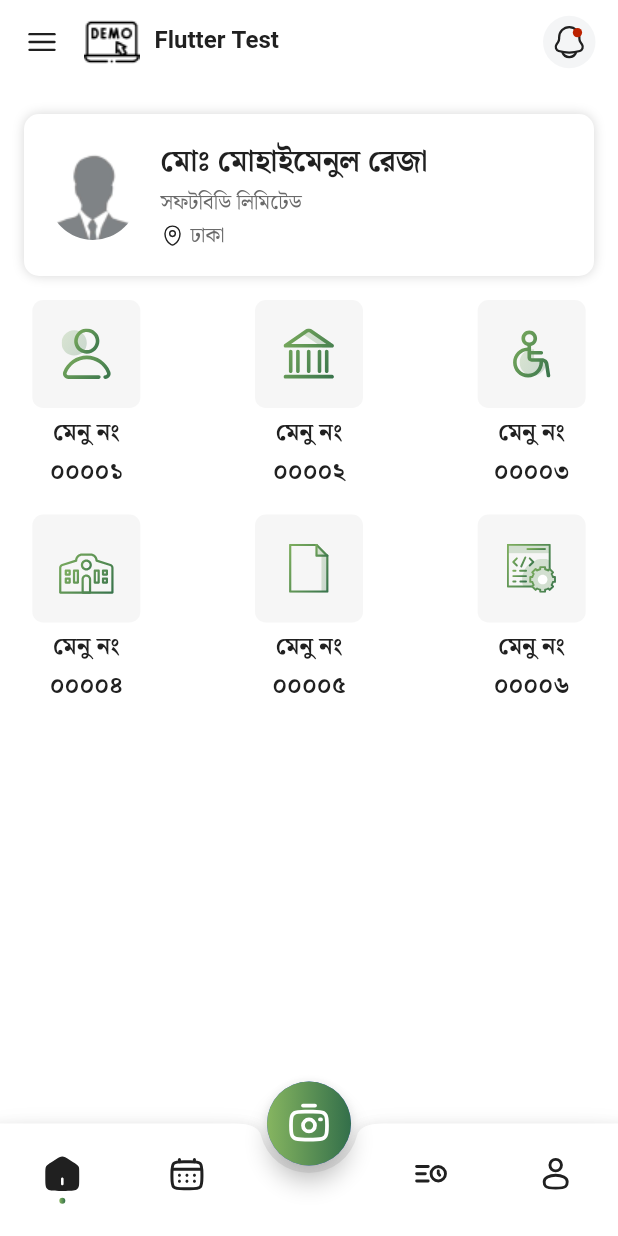
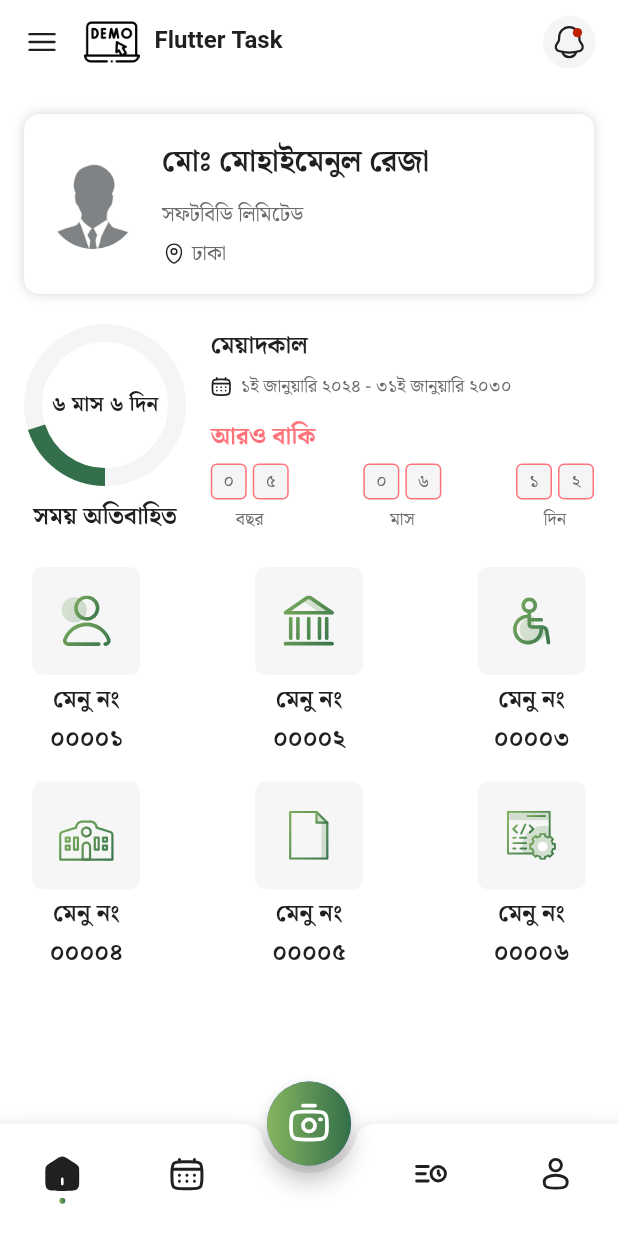
Before and after one commit to rifathossain82/timeline-manager, a Flutter app: the screen it shows after launch, on a phone screen of 412 x 824 dp. Run offline on Flutter 3.47's test engine with Material 3 defaults, Android fonts, the phone set to English and light mode, and no system bars; our stand-ins replace cached_network_image, connectivity_plus, flutter_svg, get, google_fonts, logger and 1 more; project files that could hold a hidden picture were left out.

Commit message:
add time duration in home ui (#3)
* add time duration widget

* make separated home ui

```diff
--- a/lib/src/core/utils/color.dart
+++ b/lib/src/core/utils/color.dart
@@ -12,16 +12,18 @@ const Color warningColor = Colors.orange;
 
 const Color kWhite = Colors.white;
 const Color kRed = Colors.red;
+const Color kRedLight = Color(0xFFFF737A);
 const Color kBlack = Colors.black;
 const Color kBlackLight = Color(0xFF202020);
 const Color kGrey = Color(0xFF9EA1B6);
 const Color kGreyLight = Color(0xFFF4F5F6);
 const Color kGreyTextColor = Color(0xFF6A6A6A);
 
+const Color greyCardColor = Color(0xFFF5F5F5);
 const Color menuBackgroundColor = Color(0xFFF6F6F6);
 const Color kDividerColor = Color(0xFFE8ECF2);
-const Color kShimmerBaseColor = Color(0xFFE0E0E0); // Equivalent to Colors.grey.shade300
-const Color kShimmerHighlightColor = Color(0xFFF5F5F5); // Equivalent to Colors.grey.shade100
+const Color kShimmerBaseColor = Color(0xFFE0E0E0);
+const Color kShimmerHighlightColor = Color(0xFFF5F5F5);
 
 const Map<int, Color> materialColor = {
   50: Color.fromRGBO(62,96,219, .1),
--- /dev/null
+++ b/lib/src/features/home/view/widgets/circular_chart_painter.dart
@@ -0,0 +1,58 @@
+import 'package:flutter/material.dart';
+import 'dart:math';
+
+class CircularChartPainter extends CustomPainter {
+  final double percentage;
+  final List<Color> gradientColors;
+  final Color backgroundColor;
+  final double strokeWidth;
+
+  CircularChartPainter({
+    required this.percentage,
+    required this.gradientColors,
+    required this.backgroundColor,
+    this.strokeWidth = 12.0,
+  });
+
+  @override
+  void paint(Canvas canvas, Size size) {
+    final paint = Paint()
+      ..style = PaintingStyle.stroke
+      ..strokeWidth = strokeWidth;
+
+    final center = Offset(size.width / 2, size.height / 2);
+    final radius = min(size.width / 2, size.height / 2) - paint.strokeWidth / 2;
+
+    const startAngle = pi / 2;
+    final sweepAngle = 2 * pi * (percentage / 100);
+
+    /// To draw the background arc
+    paint.color = backgroundColor;
+    paint.shader = null;
+    canvas.drawArc(Rect.fromCircle(center: center, radius: radius), 0, 2 * pi, false, paint);
+
+    /// To draw the gradient arc
+    final rect = Rect.fromCircle(center: center, radius: radius);
+    paint.shader = SweepGradient(
+      startAngle: startAngle,
+      endAngle: startAngle + sweepAngle,
+      colors: gradientColors,
+      stops: const [0.0, 1.0],
+      transform: const GradientRotation(startAngle),
+    ).createShader(rect);
+
+    canvas.drawArc(rect, startAngle, sweepAngle, false, paint);
+
+    final innerCirclePaint = Paint()
+      ..color = Colors.white
+      ..style = PaintingStyle.fill;
+
+    final innerCircleRadius = radius * 0.7;
+    canvas.drawCircle(center, innerCircleRadius, innerCirclePaint);
+  }
+
+  @override
+  bool shouldRepaint(covariant CustomPainter oldDelegate) {
+    return true;
+  }
+}
--- a/lib/src/features/home/view/widgets/home_app_bar.dart
+++ b/lib/src/features/home/view/widgets/home_app_bar.dart
@@ -31,7 +31,7 @@ class HomeAppBar extends StatelessWidget implements PreferredSizeWidget {
           const SizedBox(width: 10),
           Expanded(
             child: Text(
-              "Flutter Test",
+              "Flutter Task",
               textAlign: TextAlign.start,
               style: context.appTextTheme.bodyLarge?.copyWith(
                 color: kBlackLight,
--- a/lib/src/features/home/view/widgets/home_page_body.dart
+++ b/lib/src/features/home/view/widgets/home_page_body.dart
@@ -1,152 +1,26 @@
 import 'package:flutter/material.dart';
-import 'package:flutter_svg/flutter_svg.dart';
-import 'package:timeline_manager/src/core/extensions/build_context_extension.dart';
-import 'package:timeline_manager/src/core/extensions/text_style_extension.dart';
-import 'package:timeline_manager/src/core/utils/asset_path.dart';
-import 'package:timeline_manager/src/core/utils/color.dart';
-import 'package:timeline_manager/src/core/utils/layout_constants.dart';
-import 'package:timeline_manager/src/core/widgets/grid_view_widget_builder.dart';
-import 'package:timeline_manager/src/features/home/model/menu_item_model.dart';
+import 'package:timeline_manager/src/features/home/view/widgets/menu_items_widget.dart';
+import 'package:timeline_manager/src/features/home/view/widgets/time_duration_widget.dart';
+import 'package:timeline_manager/src/features/home/view/widgets/user_card_widget.dart';
 
 class HomepageBody extends StatelessWidget {
   const HomepageBody({super.key});
 
   @override
   Widget build(BuildContext context) {
-    return const Padding(
-      padding: EdgeInsets.all(16),
-      child: Column(
-        children: [
-          _UserCardWidget(),
-          SizedBox(height: 16),
-          _MenuItemsWidget(),
-        ],
+    return const SingleChildScrollView(
+      child: Padding(
+        padding: EdgeInsets.all(16),
+        child: Column(
+          children: [
+            UserCardWidget(),
+            SizedBox(height: 20),
+            TimeDurationWidget(),
+            SizedBox(height: 20),
+            MenuItemsWidget(),
+          ],
+        ),
       ),
     );
   }
 }
-
-class _UserCardWidget extends StatelessWidget {
-  const _UserCardWidget();
-
-  @override
-  Widget build(BuildContext context) {
-    return Container(
-      padding: const EdgeInsets.all(16),
-      decoration: BoxDecoration(
-        color: kWhite,
-        borderRadius: BorderRadius.circular(10),
-        boxShadow: [
-          BoxShadow(
-            color: const Color(0xFF000000).withOpacity(0.16),
-            blurRadius: 6,
-            spreadRadius: 0,
-            offset: const Offset(0, 0),
-          ),
-        ],
-      ),
-      child: Row(
-        children: [
-          ClipRRect(
-            borderRadius: BorderRadius.circular(100),
-            child: Image.asset(
-              AssetPath.person,
-              height: 60,
-              width: 60,
-            ),
-          ),
-          const SizedBox(width: 15),
-          Expanded(
-            child: Column(
-              crossAxisAlignment: CrossAxisAlignment.start,
-              children: [
-                Text(
-                  "মোঃ মোহাইমেনুল রেজা",
-                  style: context.titleLarge(),
-                ),
-                Text(
-                  "সফটবিডি লিমিটেড",
-                  style: context.bodyLarge(),
-                ),
-                Row(
-                  children: [
-                    SvgPicture.asset(
-                      AssetPath.locationIcon,
-                      height: 16,
-                      width: 16,
-                    ),
-                    const SizedBox(width: 4),
-                    Text(
-                      "ঢাকা",
-                      style: context.bodyLarge(),
-                    ),
-                  ],
-                ),
-              ],
-            ),
-          ),
-        ],
-      ),
-    );
-  }
-}
-
-class _MenuItemsWidget extends StatelessWidget {
-  const _MenuItemsWidget();
-
-  @override
-  Widget build(BuildContext context) {
-    const List<MenuItemModel> menuItems = [
-      MenuItemModel(svgIconPath: AssetPath.menuIcon1, title: "মেনু নং\n০০০০১"),
-      MenuItemModel(svgIconPath: AssetPath.menuIcon2, title: "মেনু নং\n০০০০২"),
-      MenuItemModel(svgIconPath: AssetPath.menuIcon3, title: "মেনু নং\n০০০০৩"),
-      MenuItemModel(svgIconPath: AssetPath.menuIcon4, title: "মেনু নং\n০০০০৪"),
-      MenuItemModel(svgIconPath: AssetPath.menuIcon5, title: "মেনু নং\n০০০০৫"),
-      MenuItemModel(svgIconPath: AssetPath.menuIcon6, title: "মেনু নং\n০০০০৬"),
-    ];
-
-    return GridViewWidgetBuilder(
-      isScrollable: false,
-      itemCount: menuItems.length,
-      baseItemWidth: LayoutConstants.homepageMenuItemWidth,
-      itemBuilder: (BuildContext context, int index) {
-        return _MenuItem(menuItem: menuItems[index]);
-      },
-    );
-  }
-}
-
-class _MenuItem extends StatelessWidget {
-  final MenuItemModel menuItem;
-
-  const _MenuItem({
-    required this.menuItem,
-  });
-
-  @override
-  Widget build(BuildContext context) {
-    return Column(
-      mainAxisSize: MainAxisSize.min,
-      children: [
-        Container(
-          width: LayoutConstants.homepageMenuItemWidth,
-          height: LayoutConstants.homepageMenuItemWidth,
-          alignment: Alignment.center,
-          decoration: BoxDecoration(
-            color: menuBackgroundColor,
-            borderRadius: BorderRadius.circular(7.2),
-          ),
-          child: SvgPicture.asset(
-            menuItem.svgIconPath,
-          ),
-        ),
-        const SizedBox(height: 4),
-        Text(
-          menuItem.title,
-          textAlign: TextAlign.center,
-          style: context.titleMedium(),
-        ),
-      ],
-    );
-  }
-}
--- /dev/null
+++ b/lib/src/features/home/view/widgets/menu_items_widget.dart
@@ -0,0 +1,68 @@
+import 'package:flutter/material.dart';
+import 'package:flutter_svg/flutter_svg.dart';
+import 'package:timeline_manager/src/core/extensions/text_style_extension.dart';
+import 'package:timeline_manager/src/core/utils/asset_path.dart';
+import 'package:timeline_manager/src/core/utils/color.dart';
+import 'package:timeline_manager/src/core/utils/layout_constants.dart';
+import 'package:timeline_manager/src/core/widgets/grid_view_widget_builder.dart';
+import 'package:timeline_manager/src/features/home/model/menu_item_model.dart';
+
+class MenuItemsWidget extends StatelessWidget {
+  const MenuItemsWidget({super.key});
+
+  @override
+  Widget build(BuildContext context) {
+    const List<MenuItemModel> menuItems = [
+      MenuItemModel(svgIconPath: AssetPath.menuIcon1, title: "মেনু নং\n০০০০১"),
+      MenuItemModel(svgIconPath: AssetPath.menuIcon2, title: "মেনু নং\n০০০০২"),
+      MenuItemModel(svgIconPath: AssetPath.menuIcon3, title: "মেনু নং\n০০০০৩"),
+      MenuItemModel(svgIconPath: AssetPath.menuIcon4, title: "মেনু নং\n০০০০৪"),
+      MenuItemModel(svgIconPath: AssetPath.menuIcon5, title: "মেনু নং\n০০০০৫"),
+      MenuItemModel(svgIconPath: AssetPath.menuIcon6, title: "মেনু নং\n০০০০৬"),
+    ];
+
+    return GridViewWidgetBuilder(
+      isScrollable: false,
+      itemCount: menuItems.length,
+      baseItemWidth: LayoutConstants.homepageMenuItemWidth,
+      itemBuilder: (BuildContext context, int index) {
+        return _MenuItem(menuItem: menuItems[index]);
+      },
+    );
+  }
+}
+
+class _MenuItem extends StatelessWidget {
+  final MenuItemModel menuItem;
+
+  const _MenuItem({
+    required this.menuItem,
+  });
+
+  @override
+  Widget build(BuildContext context) {
+    return Column(
+      mainAxisSize: MainAxisSize.min,
+      children: [
+        Container(
+          width: LayoutConstants.homepageMenuItemWidth,
+          height: LayoutConstants.homepageMenuItemWidth,
+          alignment: Alignment.center,
+          decoration: BoxDecoration(
+            color: menuBackgroundColor,
+            borderRadius: BorderRadius.circular(7.2),
+          ),
+          child: SvgPicture.asset(
+            menuItem.svgIconPath,
+          ),
+        ),
+        const SizedBox(height: 4),
+        Text(
+          menuItem.title,
+          textAlign: TextAlign.center,
+          style: context.titleMedium(),
+        ),
+      ],
+    );
+  }
+}
--- /dev/null
+++ b/lib/src/features/home/view/widgets/time_duration_widget.dart
@@ -0,0 +1,201 @@
+import 'package:flutter/material.dart';
+import 'package:flutter_svg/flutter_svg.dart';
+import 'package:timeline_manager/src/core/extensions/build_context_extension.dart';
+import 'package:timeline_manager/src/core/extensions/text_style_extension.dart';
+import 'package:timeline_manager/src/core/utils/asset_path.dart';
+import 'package:timeline_manager/src/core/utils/color.dart';
+import 'package:timeline_manager/src/features/home/view/widgets/circular_chart_painter.dart';
+
+class TimeDurationWidget extends StatelessWidget {
+  const TimeDurationWidget({super.key});
+
+  @override
+  Widget build(BuildContext context) {
+    return Row(
+      children: [
+        Column(
+          children: [
+            const _CircularChart(
+              percentage: 20,
+              gradientColors: [
+                gradiantColor2,
+                gradiantColor1,
+              ],
+            ),
+            const SizedBox(height: 8),
+            Text(
+              "সময় অতিবাহিত",
+              style: context.titleMedium(
+                fontWeight: FontWeight.w700,
+              ),
+            )
+          ],
+        ),
+        SizedBox(width: context.screenWidth * 0.04),
+        Expanded(
+          child: Column(
+            crossAxisAlignment: CrossAxisAlignment.start,
+            children: [
+              Text(
+                "মেয়াদকাল",
+                style: context.titleMedium(
+                  fontWeight: FontWeight.w700,
+                ),
+              ),
+              const SizedBox(height: 4),
+              Row(
+                mainAxisSize: MainAxisSize.min,
+                crossAxisAlignment: CrossAxisAlignment.center,
+                mainAxisAlignment: MainAxisAlignment.start,
+                children: [
+                  SvgPicture.asset(
+                    AssetPath.calendarOutlinedIcon,
+                    height: 14,
+                    width: 14,
+                  ),
+                  const SizedBox(width: 6),
+                  Text(
+                    "১ই জানুয়ারি ২০২৪ - ৩১ই জানুয়ারি ২০৩০",
+                    maxLines: 1,
+                    style: context.bodyMedium(
+                      fontWeight: FontWeight.w500,
+                    ),
+                  ),
+                ],
+              ),
+              const SizedBox(height: 12),
+              Text(
+                "আরও বাকি",
+                style: context.titleMedium(
+                  fontWeight: FontWeight.w700,
+                  color: kRedLight,
+                ),
+              ),
+              const SizedBox(height: 4),
+              const Row(
+                mainAxisAlignment: MainAxisAlignment.spaceBetween,
+                children: [
+                  _FormattedDateWidget(
+                    value1: '০',
+                    value2: '৫',
+                    text: 'বছর',
+                  ),
+                  _FormattedDateWidget(
+                    value1: '০',
+                    value2: '৬',
+                    text: 'মাস',
+                  ),
+                  _FormattedDateWidget(
+                    value1: '১',
+                    value2: '২',
+                    text: 'দিন',
+                  ),
+                ],
+              )
+            ],
+          ),
+        ),
+      ],
+    );
+  }
+}
+
+class _CircularChart extends StatelessWidget {
+  final double percentage;
+  final List<Color> gradientColors;
+
+  const _CircularChart({
+    required this.percentage,
+    required this.gradientColors,
+  });
+
+  @override
+  Widget build(BuildContext context) {
+    return Stack(
+      alignment: Alignment.center,
+      children: [
+        CustomPaint(
+          size: const Size(108, 108),
+          painter: CircularChartPainter(
+            percentage: percentage,
+            gradientColors: gradientColors,
+            backgroundColor: greyCardColor,
+          ),
+        ),
+        Text(
+          "৬ মাস ৬ দিন",
+          style: context.titleSmall(
+            fontWeight: FontWeight.w600,
+          ),
+        ),
+      ],
+    );
+  }
+}
+
+class _FormattedDateWidget extends StatelessWidget {
+  final String value1;
+  final String value2;
+  final String text;
+
+  const _FormattedDateWidget({
+    required this.value1,
+    required this.value2,
+    required this.text,
+  });
+
+  @override
+  Widget build(BuildContext context) {
+    return Column(
+      mainAxisSize: MainAxisSize.min,
+      children: [
+        Row(
+          mainAxisSize: MainAxisSize.min,
+          children: [
+            _DateNumberCardItem(value: value1),
+            const SizedBox(width: 4),
+            _DateNumberCardItem(value: value2),
+          ],
+        ),
+        const SizedBox(height: 4),
+        Text(
+          text,
+          style: context.bodyMedium(
+            fontWeight: FontWeight.w500,
+          ),
+        ),
+      ],
+    );
+  }
+}
+
+class _DateNumberCardItem extends StatelessWidget {
+  final String value;
+
+  const _DateNumberCardItem({
+    required this.value,
+  });
+
+  @override
+  Widget build(BuildContext context) {
+    return Container(
+      height: 24,
+      width: 24,
+      alignment: Alignment.center,
+      decoration: BoxDecoration(
+        color: greyCardColor,
+        borderRadius: BorderRadius.circular(4),
+        border: Border.all(
+          width: 1,
+          color: kRedLight,
+        ),
+      ),
+      child: Text(
+        value,
+        style: context.bodyMedium(
+          fontWeight: FontWeight.w500,
+        ),
+      ),
+    );
+  }
+}
--- /dev/null
+++ b/lib/src/features/home/view/widgets/user_card_widget.dart
@@ -0,0 +1,72 @@
+import 'package:flutter/material.dart';
+import 'package:flutter_svg/flutter_svg.dart';
+import 'package:timeline_manager/src/core/extensions/text_style_extension.dart';
+import 'package:timeline_manager/src/core/utils/asset_path.dart';
+import 'package:timeline_manager/src/core/utils/color.dart';
+
+class UserCardWidget extends StatelessWidget {
+  const UserCardWidget({super.key});
+
+  @override
+  Widget build(BuildContext context) {
+    return Container(
+      padding: const EdgeInsets.all(16),
+      decoration: BoxDecoration(
+        color: kWhite,
+        borderRadius: BorderRadius.circular(10),
+        boxShadow: [
+          BoxShadow(
+            color: const Color(0xFF000000).withOpacity(0.16),
+            blurRadius: 6,
+            spreadRadius: 0,
+            offset: const Offset(0, 0),
+          ),
+        ],
+      ),
+      child: Row(
+        children: [
+          ClipRRect(
+            borderRadius: BorderRadius.circular(100),
+            child: Image.asset(
+              AssetPath.person,
+              height: 60,
+              width: 60,
+            ),
+          ),
+          const SizedBox(width: 16),
+          Expanded(
+            child: Column(
+              crossAxisAlignment: CrossAxisAlignment.start,
+              children: [
+                Text(
+                  "মোঃ মোহাইমেনুল রেজা",
+                  style: context.titleLarge(),
+                ),
+                const SizedBox(height: 8),
+                Text(
+                  "সফটবিডি লিমিটেড",
+                  style: context.bodyLarge(),
+                ),
+                const SizedBox(height: 4),
+                Row(
+                  children: [
+                    SvgPicture.asset(
+                      AssetPath.locationIcon,
+                      height: 16,
+                      width: 16,
+                    ),
+                    const SizedBox(width: 4),
+                    Text(
+                      "ঢাকা",
+                      style: context.bodyLarge(),
+                    ),
+                  ],
+                ),
+              ],
+            ),
+          ),
+        ],
+      ),
+    );
+  }
+}
```
Also changed, not shown: assets/images/app_logo.png, assets/images/person.png.
